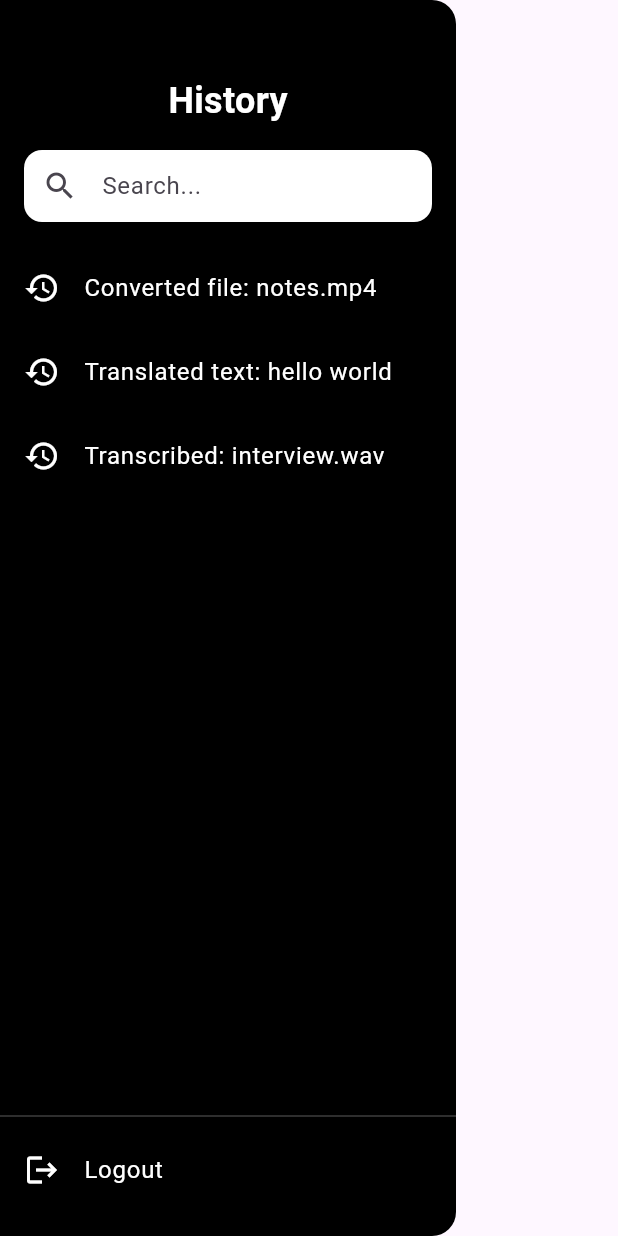
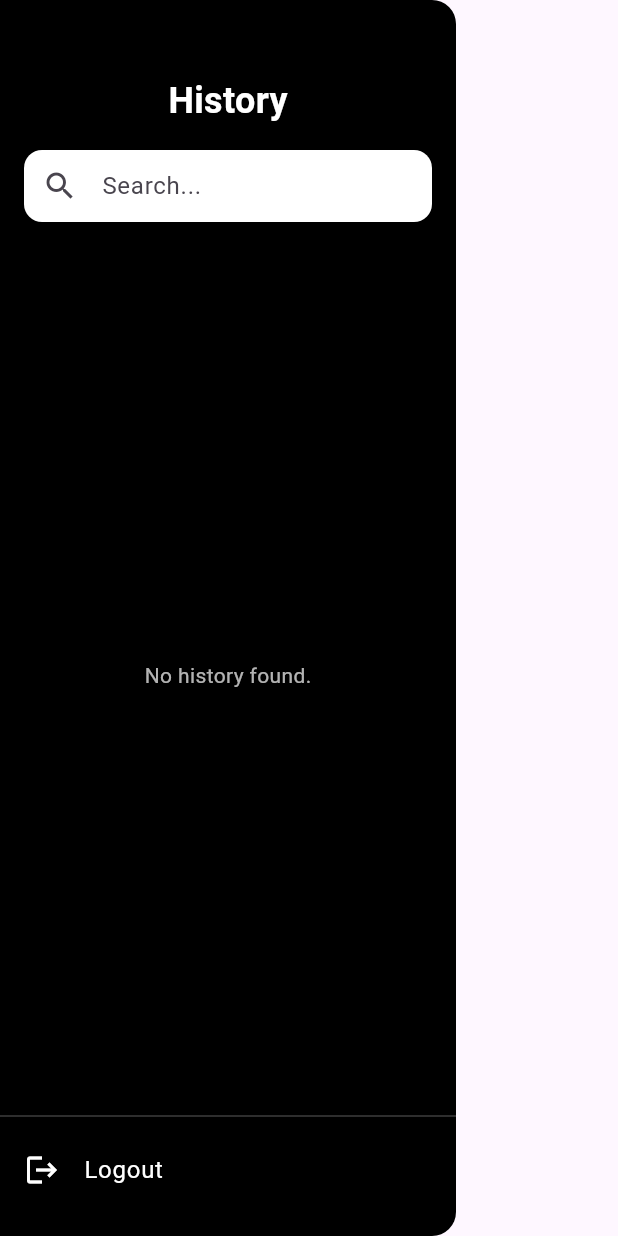
Before and after one commit to prrrrrrrim/saywhat, a Flutter app: the HistoryDrawer widget shown alone on an empty page, opened directly, on a phone screen of 412 x 824 dp. Run offline on Flutter 3.47's test engine with Material 3 defaults, Android fonts, the light colour scheme and no system bars; our stand-ins replace audioplayers, cloud_firestore, cloud_functions, dotted_border, file_picker, firebase_auth and 4 more; missing offline and left inert: dart:html, firebase_app_check; accounts and stored records are empty; project files that could hold a hidden picture were left out.

Commit message:
Finish History and transcriptions

```diff
--- a/lib/pages/history_page.dart
+++ b/lib/pages/history_page.dart
@@ -1,6 +1,9 @@
 import 'package:firebase_auth/firebase_auth.dart';
+import 'package:firebase_storage/firebase_storage.dart';
 import 'package:flutter/material.dart';
 import 'package:saywhat_app/pages/auth_page.dart';
+import 'package:cloud_firestore/cloud_firestore.dart';
+import 'package:url_launcher/url_launcher.dart';
 
 class HistoryDrawer extends StatelessWidget {
   const HistoryDrawer({super.key});
@@ -45,8 +48,9 @@ class HistoryDrawer extends StatelessWidget {
           ),
           const SizedBox(height: 16),
           Expanded(
-            child: user != null
-                ? _buildHistoryList() // Show user history
+            child:
+                user != null
+                    ? _buildHistoryList(user.uid)
                     : const Center(
                       child: Text(
                         'Please log in to view history.',
@@ -62,23 +66,66 @@ class HistoryDrawer extends StatelessWidget {
     );
   }
 
-  Widget _buildHistoryList() {
-    // You can replace this with your actual list of history
-    final dummyHistory = [
-      'Converted file: notes.mp4',
-      'Translated text: hello world',
-      'Transcribed: interview.wav',
-    ];
+  Widget _buildHistoryList(String userId) {
+    final historyStream =
+        FirebaseFirestore.instance
+            .collection("users")
+            .doc(userId)
+            .collection("transcriptions")
+            .snapshots();
+
+    return StreamBuilder<QuerySnapshot>(
+      stream: historyStream,
+      builder: (context, snapshot) {
+        if (snapshot.connectionState == ConnectionState.waiting) {
+          return const Center(child: CircularProgressIndicator());
+        }
+
+        if (!snapshot.hasData || snapshot.data!.docs.isEmpty) {
+          return const Center(
+            child: Text(
+              'No history found.',
+              style: TextStyle(color: Colors.white70),
+            ),
+          );
+        }
+
+        final docs = snapshot.data!.docs;
 
         return ListView.builder(
-      itemCount: dummyHistory.length,
+          itemCount: docs.length,
           itemBuilder: (context, index) {
+            final doc = docs[index];
+            final data = doc.data() as Map<String, dynamic>;
+            final fileName = doc.id;
+            final txtPath = data['txtPath'] as String?;
+
             return ListTile(
               leading: const Icon(Icons.history, color: Colors.white),
               title: Text(
-            dummyHistory[index],
+                fileName,
                 style: const TextStyle(color: Colors.white),
               ),
+              onTap: () async {
+                if (txtPath != null) {
+                  final storageRef = FirebaseStorage.instance.ref().child(
+                    txtPath,
+                  );
+                  final url = await storageRef.getDownloadURL();
+                  if (await canLaunchUrl(Uri.parse(url))) {
+                    await launchUrl(
+                      Uri.parse(url),
+                      mode: LaunchMode.externalApplication,
+                    );
+                  } else {
+                    ScaffoldMessenger.of(context).showSnackBar(
+                      const SnackBar(content: Text("Cannot launch file")),
+                    );
+                  }
+                }
+              },
+            );
+          },
         );
       },
     );
--- a/pubspec.yaml
+++ b/pubspec.yaml
@@ -49,6 +49,7 @@ dependencies:
   google_sign_in: ^6.3.0
   url_launcher: ^6.3.1
   flutter_staggered_animations: ^1.1.1
+  async: ^2.12.0
 
 dev_dependencies:
   flutter_test:
@@ -81,6 +82,7 @@ flutter:
     - assets/queue.jpg
     - assets/google.png
     - assets/HomePage.png
+    - assets/panda_walk_load.gif
 
   # An image asset can refer to one or more resolution-specific "variants", see
   # https://flutter.dev/to/resolution-aware-images
```
Also changed, not shown: lib/pages/file_converter_page.dart (+7 -3 lines), lib/pages/queue_page.dart (+41 -48 lines), lib/pages/transcribe_page.dart (+9 -5 lines), assets/panda_walk_load.gif (added), pubspec.lock, 9 other files. Lines whose indentation alone changed are shown as unchanged.
